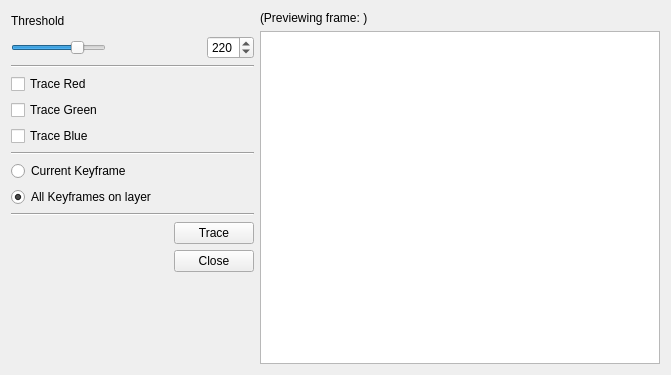
Qt form app/ui/addtransparencytopaperdialog.ui (pencil2d/pencil) before a commit.
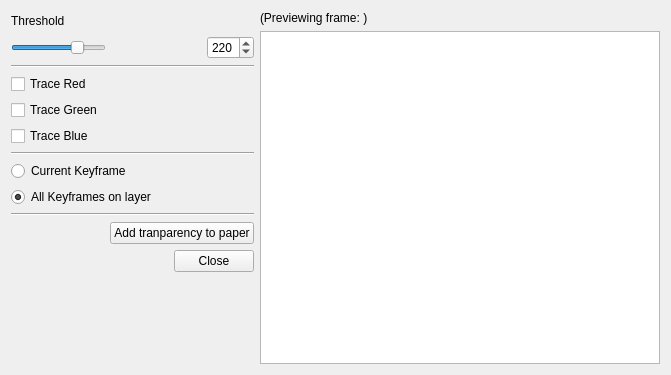
The same form after that commit. Icons and pictures are not drawn.

```diff
--- a/app/ui/addtransparencytopaperdialog.ui
+++ b/app/ui/addtransparencytopaperdialog.ui
@@ -253,7 +253,7 @@
          <item>
           <widget class="QPushButton" name="btnTrace">
            <property name="text">
-            <string>Trace</string>
+            <string>Add tranparency to paper</string>
            </property>
           </widget>
          </item>
```
Left out of the diff: 2 changed lines with no effect on the pictures.
